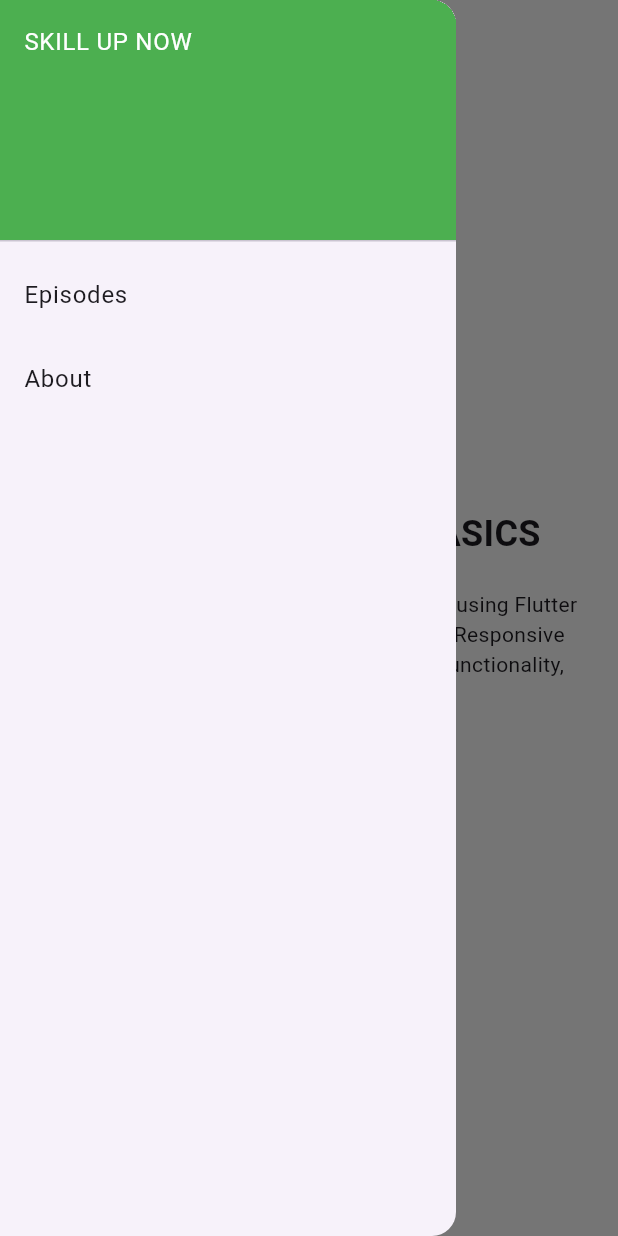
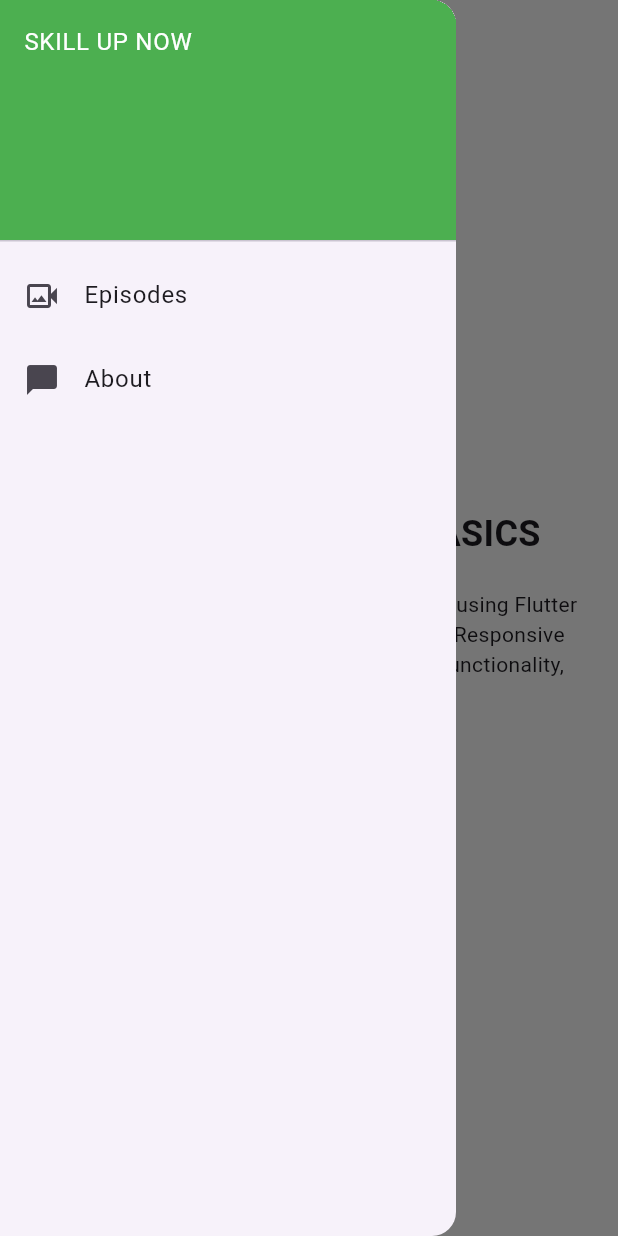
Before and after one commit to sajib1066/ostad, a Flutter app: the screen it shows after launch, with the side drawer open, on a phone screen of 412 x 824 dp. Run offline on Flutter 3.47's test engine with Material 3 defaults, Android fonts, the phone set to English and light mode, and no system bars.

Commit message:
add icons

```diff
--- a/lib/main.dart
+++ b/lib/main.dart
@@ -53,10 +53,12 @@ class HomePage extends StatelessWidget {
               ),
             ),
             ListTile(
+              leading: const Icon(Icons.video_camera_back_outlined),
               title: const Text('Episodes'),
               onTap: () {},
             ),
             ListTile(
+              leading: const Icon(Icons.messenger_outlined),
               title: const Text('About'),
               onTap: () {},
             ),
```
